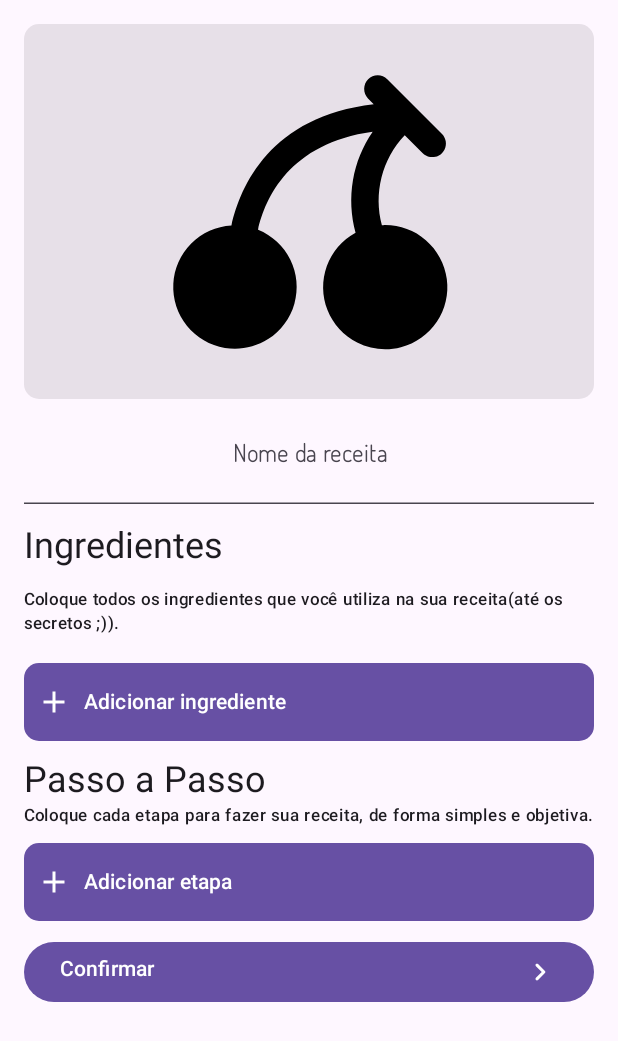
After one commit to CaioProgramming/CuccinaCompose, an Android app built with Jetpack Compose: the composable NewRecipeView shown on its own in the app's theme, on a phone screen of 412 x 824 dp. The commit adds this screen. Shown: the top 1041 px of the screen. Run offline under Robolectric (Android 15) with nearby library versions, the phone set to English and light mode, and no system bars; libraries missing offline, so code that uses them is left out: ai.atick.material, org.checkerframework.checker; 1 statement that could not run was skipped.

Commit message:
more form details implemented UI build(need a few improvements) TODO: ADD Authentication the app is not connecting to firebase yet Next steps - image picker + upload to storage - adding ingredients and steps(need to think about bottom sheet UI) - recipe overview before save to firestore.

```diff
--- a/app/build.gradle
+++ b/app/build.gradle
@@ -86,6 +86,7 @@ dependencies {
     kapt "com.google.dagger:hilt-android-compiler:$hiltVersion"
     implementation "androidx.hilt:hilt-navigation-compose:1.1.0-alpha01"
     implementation "androidx.navigation:navigation-compose:2.6.0-alpha07"
+    implementation("androidx.compose.material:material:1.3.1")
     implementation "com.google.accompanist:accompanist-systemuicontroller:0.27.0"
     implementation "com.google.accompanist:accompanist-navigation-animation:0.29.1-alpha"
 
--- /dev/null
+++ b/app/src/main/java/com/ilustris/cuccina/feature/recipe/ui/NewRecipeView.kt
@@ -0,0 +1,163 @@
+package com.ilustris.cuccina.feature.recipe.ui
+
+import androidx.compose.foundation.Image
+import androidx.compose.foundation.background
+import androidx.compose.foundation.layout.*
+import androidx.compose.foundation.lazy.LazyColumn
+import androidx.compose.foundation.shape.RoundedCornerShape
+import androidx.compose.material3.*
+import androidx.compose.runtime.*
+import androidx.compose.ui.Alignment
+import androidx.compose.ui.Modifier
+import androidx.compose.ui.draw.clip
+import androidx.compose.ui.graphics.Color
+import androidx.compose.ui.graphics.vector.ImageVector
+import androidx.compose.ui.res.painterResource
+import androidx.compose.ui.res.vectorResource
+import androidx.compose.ui.text.style.TextAlign
+import androidx.compose.ui.tooling.preview.Preview
+import androidx.compose.ui.unit.dp
+import com.ilustris.cuccina.R
+import com.ilustris.cuccina.ui.theme.CuccinaTheme
+import com.ilustris.cuccina.ui.theme.defaultRadius
+import org.checkerframework.checker.units.qual.m
+
+const val NEW_RECIPE_ROUTE = "NEW_RECIPE_ROUTE"
+
+@OptIn(ExperimentalMaterial3Api::class)
+@Composable
+fun NewRecipeView() {
+    Column(modifier = Modifier.padding(16.dp)) {
+        var recipeName by remember {
+            mutableStateOf("")
+        }
+        Image(
+            painterResource(id = R.drawable.cherry),
+            contentDescription = "Enviar foto de receita",
+            modifier = Modifier
+                .fillMaxWidth()
+                .height(250.dp)
+                .background(
+                    MaterialTheme.colorScheme.onBackground.copy(alpha = 0.1f),
+                    shape = RoundedCornerShape(defaultRadius)
+                )
+                .padding(16.dp)
+                .clip(RoundedCornerShape(defaultRadius))
+        )
+
+        TextField(
+            value = recipeName,
+            onValueChange = { recipeName = it },
+            textStyle = MaterialTheme.typography.headlineMedium.copy(textAlign = TextAlign.Center),
+            colors = TextFieldDefaults.textFieldColors(
+                containerColor = Color.Transparent,
+                focusedIndicatorColor = Color.Transparent
+            ),
+            modifier = Modifier
+                .background(Color.Transparent)
+                .padding(vertical = 8.dp)
+                .fillMaxWidth(),
+            placeholder = {
+                Text(
+                    text = "Nome da receita",
+                    textAlign = TextAlign.Center,
+                    modifier = Modifier.fillMaxWidth()
+                )
+            }
+        )
+
+        Text(
+            text = "Ingredientes",
+            style = MaterialTheme.typography.headlineSmall,
+            modifier = Modifier
+                .padding(vertical = 4.dp)
+                .fillMaxWidth()
+        )
+        Text(
+            text = "Coloque todos os ingredientes que você utiliza na sua receita(até os secretos ;)).",
+            style = MaterialTheme.typography.labelSmall,
+            modifier = Modifier.padding(vertical = 8.dp)
+        )
+
+        LazyColumn() {}
+
+        val buttonModifier = Modifier
+            .fillMaxWidth()
+            .padding(vertical = 10.dp)
+        val buttonShape = RoundedCornerShape(defaultRadius)
+        val buttonPaddingValues = PaddingValues(vertical = 4.dp)
+        val buttonHorizontalArrangement = Arrangement.Start
+        val buttonVerticalAlignment = Alignment.CenterVertically
+
+        Button(
+            onClick = { /*TODO*/ },
+            shape = buttonShape,
+            modifier = buttonModifier,
+            contentPadding = buttonPaddingValues
+        ) {
+            Row(
+                modifier = buttonModifier,
+                horizontalArrangement = buttonHorizontalArrangement,
+                verticalAlignment = buttonVerticalAlignment
+            ) {
+                Icon(
+                    imageVector = ImageVector.vectorResource(id = R.drawable.baseline_add_24),
+                    contentDescription = null,
+                    modifier = Modifier.padding(horizontal = 8.dp)
+                )
+                Text(text = "Adicionar ingrediente")
+            }
+
+        }
+
+        Text(text = "Passo a Passo", style = MaterialTheme.typography.headlineSmall)
+
+        Text(
+            text = "Coloque cada etapa para fazer sua receita, de forma simples e objetiva.",
+            style = MaterialTheme.typography.labelSmall
+        )
+
+        LazyColumn() {}
+
+        Button(
+            onClick = { /*TODO*/ },
+            shape = buttonShape,
+            modifier = buttonModifier,
+            contentPadding = buttonPaddingValues
+        ) {
+            Row(
+                modifier = buttonModifier,
+                horizontalArrangement = buttonHorizontalArrangement,
+                verticalAlignment = buttonVerticalAlignment
+            ) {
+                Icon(
+                    imageVector = ImageVector.vectorResource(id = R.drawable.baseline_add_24),
+                    contentDescription = null,
+                    modifier = Modifier.padding(horizontal = 8.dp)
+                )
+                Text(text = "Adicionar etapa")
+            }
+
+        }
+
+
+        Button(onClick = { /*TODO*/ }) {
+            Row(modifier = Modifier.fillMaxWidth(),  horizontalArrangement = Arrangement.SpaceBetween) {
+                Text(text = "Confirmar")
+                Icon(
+                    imageVector = ImageVector.vectorResource(id = R.drawable.round_keyboard_arrow_right_24),
+                    contentDescription = null
+                )
+            }
+        }
+
+    }
+}
+
+@Preview(showSystemUi = true, showBackground = true)
+@Composable
+fun NewRecipeFormPreview() {
+    CuccinaTheme() {
+        NewRecipeView()
+    }
+}
--- a/app/src/main/java/com/ilustris/cuccina/ui/theme/Type.kt
+++ b/app/src/main/java/com/ilustris/cuccina/ui/theme/Type.kt
@@ -9,7 +9,7 @@ import androidx.compose.ui.unit.sp
 import com.ilustris.cuccina.R
 
 // Set of Material typography styles to start with
-val mavenPro = FontFamily(Font(R.font.maven_pro_variable_font_wght))
+val mavenPro = FontFamily(Font(R.font.nunito_black))
 val dosis = FontFamily(Font(R.font.dosis_variable_font_wght))
 val Typography = Typography(
     bodyLarge = TextStyle(
@@ -32,7 +32,7 @@ val Typography = Typography(
     headlineLarge = TextStyle(
         fontFamily = mavenPro,
         fontWeight = FontWeight.Black,
-        fontSize = 26.sp
+        fontSize = 28.sp
     )
     /* Other default text styles to override
     titleLarge = TextStyle(
--- /dev/null
+++ b/app/src/main/res/drawable/baseline_add_24.xml
@@ -0,0 +1,5 @@
+<vector android:height="24dp" android:tint="#000000"
+    android:viewportHeight="24" android:viewportWidth="24"
+    android:width="24dp" xmlns:android="http://schemas.android.com/apk/res/android">
+    <path android:fillColor="@android:color/white" android:pathData="M19,13h-6v6h-2v-6H5v-2h6V5h2v6h6v2z"/>
+</vector>
--- /dev/null
+++ b/app/src/main/res/drawable/cook.xml
@@ -0,0 +1,5 @@
+<vector android:height="24dp" android:viewportHeight="512"
+    android:viewportWidth="512" android:width="24dp" xmlns:android="http://schemas.android.com/apk/res/android">
+    <path android:fillColor="#000000" android:pathData="M119.25,409.42h273.5v50.05h-273.5z"/>
+    <path android:fillColor="#000000" android:pathData="M403.59,99.23c-8.31,0 -16.38,0.95 -24.14,2.73c8.89,13.3 15.7,28.11 19.94,43.97h-17.33C365.64,91.88 315.42,52.53 256,52.53s-109.64,39.34 -126.06,93.41h-17.33c4.23,-15.86 11.05,-30.67 19.94,-43.97c-7.77,-1.78 -15.83,-2.73 -24.14,-2.73C48.53,99.23 0,147.77 0,207.63C0,267.5 48.53,316.05 108.41,316.05c3.66,0 7.27,-0.19 10.84,-0.55v73.92h273.5V315.5c3.58,0.36 7.19,0.55 10.84,0.55C463.47,316.05 512,267.5 512,207.63C512,147.77 463.47,99.23 403.59,99.23zM213.47,362.73h-16.67v-90.06h16.67V362.73zM315.2,362.73h-16.67v-90.06h16.67V362.73z"/>
+</vector>
--- /dev/null
+++ b/app/src/main/res/drawable/round_home_24.xml
@@ -0,0 +1,5 @@
+<vector android:height="24dp" android:tint="#000000"
+    android:viewportHeight="24" android:viewportWidth="24"
+    android:width="24dp" xmlns:android="http://schemas.android.com/apk/res/android">
+    <path android:fillColor="@android:color/white" android:pathData="M10,19v-5h4v5c0,0.55 0.45,1 1,1h3c0.55,0 1,-0.45 1,-1v-7h1.7c0.46,0 0.68,-0.57 0.33,-0.87L12.67,3.6c-0.38,-0.34 -0.96,-0.34 -1.34,0l-8.36,7.53c-0.34,0.3 -0.13,0.87 0.33,0.87H5v7c0,0.55 0.45,1 1,1h3c0.55,0 1,-0.45 1,-1z"/>
+</vector>
--- /dev/null
+++ b/app/src/main/res/drawable/round_keyboard_arrow_right_24.xml
@@ -0,0 +1,5 @@
+<vector android:autoMirrored="true" android:height="24dp"
+    android:tint="#000000" android:viewportHeight="24"
+    android:viewportWidth="24" android:width="24dp" xmlns:android="http://schemas.android.com/apk/res/android">
+    <path android:fillColor="@android:color/white" android:pathData="M9.29,15.88L13.17,12 9.29,8.12c-0.39,-0.39 -0.39,-1.02 0,-1.41 0.39,-0.39 1.02,-0.39 1.41,0l4.59,4.59c0.39,0.39 0.39,1.02 0,1.41L10.7,17.3c-0.39,0.39 -1.02,0.39 -1.41,0 -0.38,-0.39 -0.39,-1.03 0,-1.42z"/>
+</vector>
```
Also changed, not shown: app/src/main/java/com/ilustris/cuccina/MainActivity.kt (+88 -10 lines), app/src/main/java/com/ilustris/cuccina/feature/home/ui/HomeView.kt (+15 -32 lines), app/src/main/java/com/ilustris/cuccina/navigation/BottomNavItem.kt (added, +89 -0 lines), app/src/main/java/com/ilustris/cuccina/ui/theme/Theme.kt (+6 -6 lines), app/src/main/res/font/nunito_black.ttf (added), app/src/main/res/font/nunito_variable_font_wght.ttf (added).
